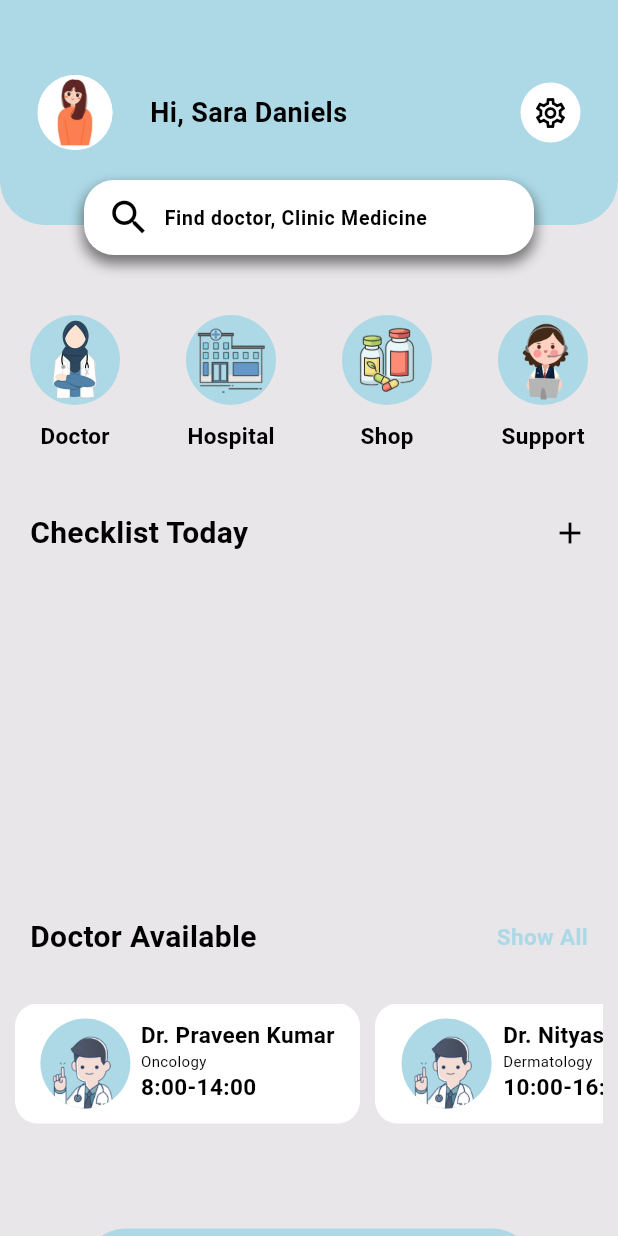
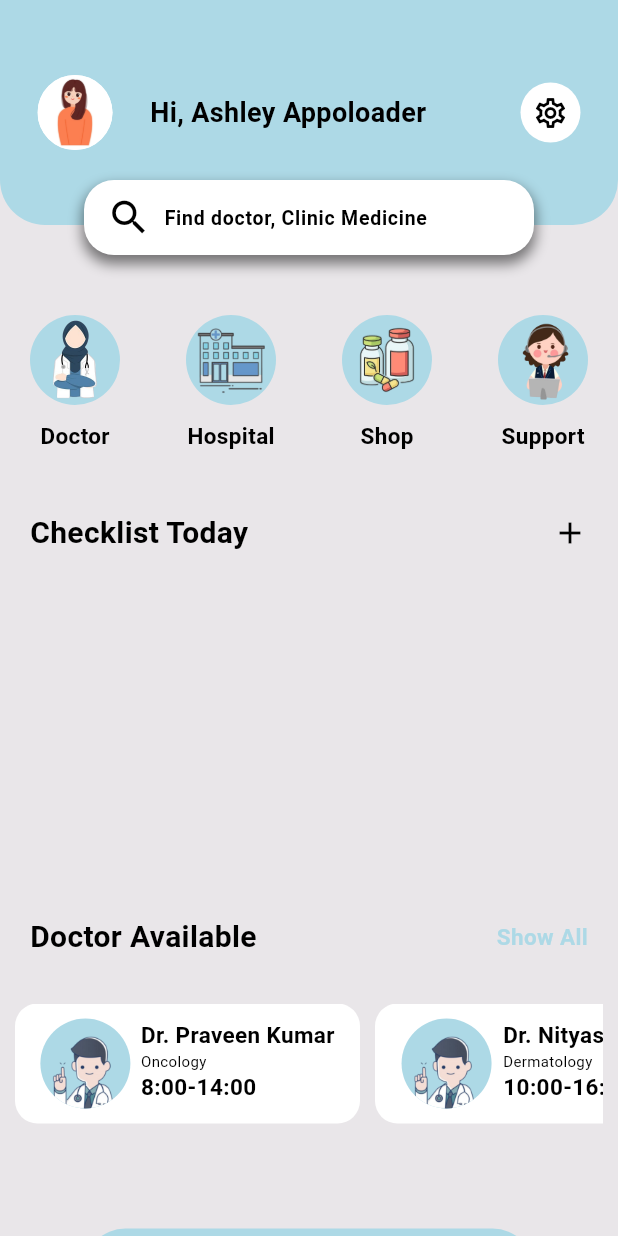
Before and after one commit to vishuSaini2000/health_care_app, a Flutter app: the Home screen opened directly, on a phone screen of 412 x 824 dp. Run offline on Flutter 3.47's test engine with Material 3 defaults, Android fonts, the phone set to English and light mode, and no system bars; our stand-ins replace flutter_riverpod.

Commit message:
client name change

```diff
--- a/lib/screens/components/client_profile_row.dart
+++ b/lib/screens/components/client_profile_row.dart
@@ -35,7 +35,7 @@ class _ClientProfileRowState extends ConsumerState<ClientProfileRow> {
                 width: 25,
               ),
               AppTextWidget(
-                text: 'Hi, Sara Daniels',
+                text: 'Hi, Ashley Appoloader',
                 fontColor: appTextColor,
                 fontSize: 18,
                 fontWeight: FontWeight.bold,
```
